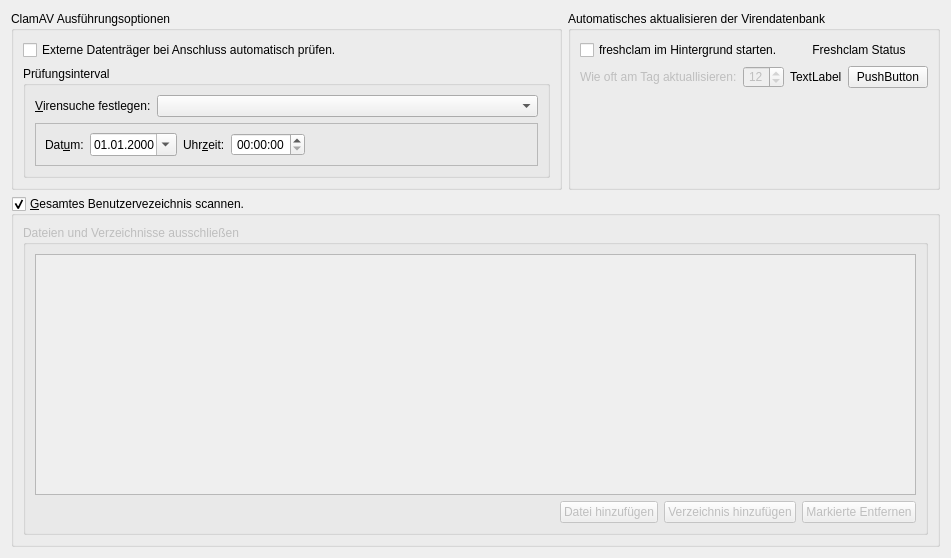
Old version of the form ui/tabscanscheduling.ui in the repository elgolondrino/clamui.
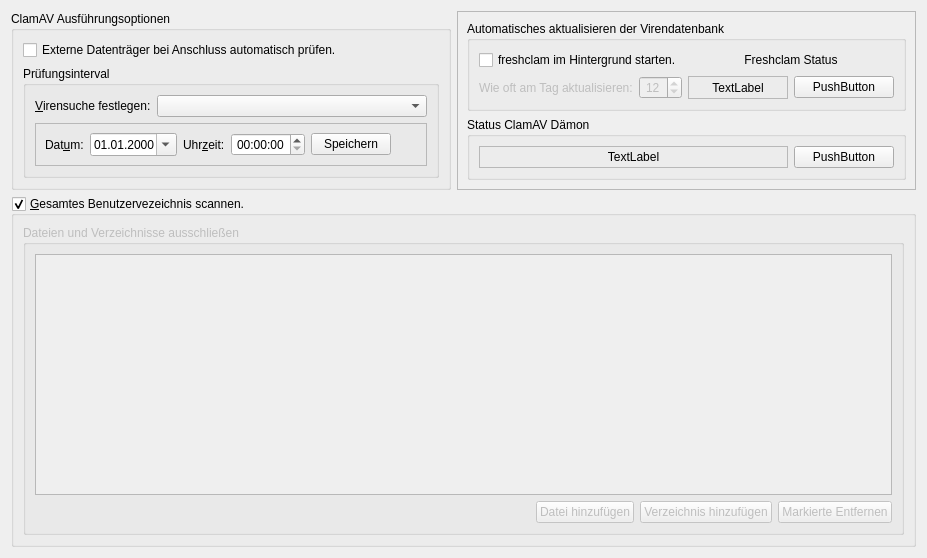
New version of the form. Icons and pictures are not drawn.

Diff of the .ui file:
```diff
--- a/ui/tabscanscheduling.ui
+++ b/ui/tabscanscheduling.ui
@@ -6,7 +6,7 @@
    <rect>
     <x>0</x>
     <y>0</y>
-    <width>951</width>
+    <width>927</width>
     <height>558</height>
    </rect>
   </property>
@@ -74,40 +74,7 @@
              </property>
              <layout class="QVBoxLayout" name="verticalLayout_5">
               <item>
-               <layout class="QGridLayout" name="gridLayout_DateTime" columnstretch="0,0,0,0,0">
-                <item row="0" column="0">
-                 <widget class="QLabel" name="label_ScheduleDate">
-                  <property name="text">
-                   <string>Dat&amp;um:</string>
-                  </property>
-                  <property name="buddy">
-                   <cstring>dateEdit_ScheduleDate</cstring>
-                  </property>
-                 </widget>
-                </item>
-                <item row="0" column="2">
-                 <widget class="QLabel" name="label_ScheduleTime">
-                  <property name="text">
-                   <string>Uhr&amp;zeit:</string>
-                  </property>
-                  <property name="buddy">
-                   <cstring>timeEdit_ScheduleTime</cstring>
-                  </property>
-                 </widget>
-                </item>
-                <item row="0" column="4">
-                 <spacer name="horizontalSpacer_3">
-                  <property name="orientation">
-                   <enum>Qt::Horizontal</enum>
-                  </property>
-                  <property name="sizeHint" stdset="0">
-                   <size>
-                    <width>40</width>
-                    <height>20</height>
-                   </size>
-                  </property>
-                 </spacer>
-                </item>
+               <layout class="QGridLayout" name="gridLayout_DateTime" columnstretch="0,0,0,0,0,0">
                 <item row="0" column="1">
                  <widget class="QDateEdit" name="dateEdit_ScheduleDate">
                   <property name="alignment">
@@ -121,6 +88,39 @@
                   </property>
                  </widget>
                 </item>
+                <item row="0" column="5">
+                 <spacer name="horizontalSpacer_3">
+                  <property name="orientation">
+                   <enum>Qt::Horizontal</enum>
+                  </property>
+                  <property name="sizeHint" stdset="0">
+                   <size>
+                    <width>40</width>
+                    <height>20</height>
+                   </size>
+                  </property>
+                 </spacer>
+                </item>
+                <item row="0" column="2">
+                 <widget class="QLabel" name="label_ScheduleTime">
+                  <property name="text">
+                   <string>Uhr&amp;zeit:</string>
+                  </property>
+                  <property name="buddy">
+                   <cstring>timeEdit_ScheduleTime</cstring>
+                  </property>
+                 </widget>
+                </item>
+                <item row="0" column="0">
+                 <widget class="QLabel" name="label_ScheduleDate">
+                  <property name="text">
+                   <string>Dat&amp;um:</string>
+                  </property>
+                  <property name="buddy">
+                   <cstring>dateEdit_ScheduleDate</cstring>
+                  </property>
+                 </widget>
+                </item>
                 <item row="0" column="3">
                  <widget class="QTimeEdit" name="timeEdit_ScheduleTime">
                   <property name="alignment">
@@ -131,6 +131,16 @@
                   </property>
                  </widget>
                 </item>
+                <item row="0" column="4">
+                 <widget class="QPushButton" name="pushButton_DateTimeSave">
+                  <property name="text">
+                   <string>Speichern</string>
+                  </property>
+                  <property name="icon">
+                   <iconset theme="dialog-ok-apply"/>
+                  </property>
+                 </widget>
+                </item>
                </layout>
               </item>
              </layout>
@@ -145,12 +155,21 @@
     </widget>
    </item>
    <item row="0" column="1">
+    <widget class="QFrame" name="frame">
+     <property name="frameShape">
+      <enum>QFrame::StyledPanel</enum>
+     </property>
+     <property name="frameShadow">
+      <enum>QFrame::Raised</enum>
+     </property>
+     <layout class="QVBoxLayout" name="verticalLayout_3">
+      <item>
     <widget class="QGroupBox" name="groupBox_3">
      <property name="title">
       <string>Automatisches aktualisieren der Virendatenbank</string>
      </property>
-     <layout class="QFormLayout" name="formLayout_2">
-      <item row="0" column="0">
+        <layout class="QHBoxLayout" name="horizontalLayout_4">
+         <item>
        <layout class="QGridLayout" name="gridLayout_2">
         <item row="0" column="2" colspan="2">
          <widget class="QLabel" name="label_4">
@@ -181,7 +200,7 @@
            <string>Wie häufig soll nach einer aktuellen Virendatenbank gesucht werden?</string>
           </property>
           <property name="text">
-           <string>Wie oft am Tag aktuallisieren:</string>
+              <string>Wie oft am Tag aktualisieren:</string>
           </property>
          </widget>
         </item>
@@ -209,6 +228,21 @@
         </item>
         <item row="1" column="3">
          <widget class="QPushButton" name="pushButton_FreshclamStatus">
+             <property name="minimumSize">
+              <size>
+               <width>100</width>
+               <height>0</height>
+              </size>
+             </property>
+             <property name="maximumSize">
+              <size>
+               <width>100</width>
+               <height>16777215</height>
+              </size>
+             </property>
+             <property name="toolTip">
+              <string>Den Virendefinitionen Updater starten oder stoppen.</string>
+             </property>
           <property name="text">
            <string>PushButton</string>
           </property>
@@ -216,12 +250,93 @@
         </item>
         <item row="1" column="2">
          <widget class="QLabel" name="label_FreshclamStatus">
+             <property name="minimumSize">
+              <size>
+               <width>100</width>
+               <height>0</height>
+              </size>
+             </property>
+             <property name="maximumSize">
+              <size>
+               <width>100</width>
+               <height>16777215</height>
+              </size>
+             </property>
+             <property name="toolTip">
+              <string>Den Virendefinitionen Updater starten oder stoppen.</string>
+             </property>
+             <property name="frameShape">
+              <enum>QFrame::StyledPanel</enum>
+             </property>
+             <property name="frameShadow">
+              <enum>QFrame::Sunken</enum>
+             </property>
           <property name="text">
            <string>TextLabel</string>
           </property>
+             <property name="alignment">
+              <set>Qt::AlignCenter</set>
+             </property>
          </widget>
         </item>
        </layout>
+         </item>
+        </layout>
+       </widget>
+      </item>
+      <item>
+       <widget class="QGroupBox" name="groupBox_2">
+        <property name="title">
+         <string>Status ClamAV Dämon</string>
+        </property>
+        <layout class="QHBoxLayout" name="horizontalLayout_5">
+         <item>
+          <layout class="QHBoxLayout" name="horizontalLayout_3" stretch="1,0">
+           <item>
+            <widget class="QLabel" name="label_CamdStatus">
+             <property name="toolTip">
+              <string>Den ClamAV Dämon starten oder stoppen.</string>
+             </property>
+             <property name="frameShape">
+              <enum>QFrame::StyledPanel</enum>
+             </property>
+             <property name="frameShadow">
+              <enum>QFrame::Sunken</enum>
+             </property>
+             <property name="text">
+              <string>TextLabel</string>
+             </property>
+             <property name="alignment">
+              <set>Qt::AlignCenter</set>
+             </property>
+            </widget>
+           </item>
+           <item>
+            <widget class="QPushButton" name="pushButton_CamdStatus">
+             <property name="minimumSize">
+              <size>
+               <width>100</width>
+               <height>0</height>
+              </size>
+             </property>
+             <property name="maximumSize">
+              <size>
+               <width>100</width>
+               <height>16777215</height>
+              </size>
+             </property>
+             <property name="toolTip">
+              <string>Den ClamAV Dämon starten oder stoppen.</string>
+             </property>
+             <property name="text">
+              <string>PushButton</string>
+             </property>
+            </widget>
+           </item>
+          </layout>
+         </item>
+        </layout>
+       </widget>
       </item>
      </layout>
     </widget>
```
Left out of the diff: 4 changed lines with no effect on the pictures. Lines whose indentation alone changed are shown as unchanged.
